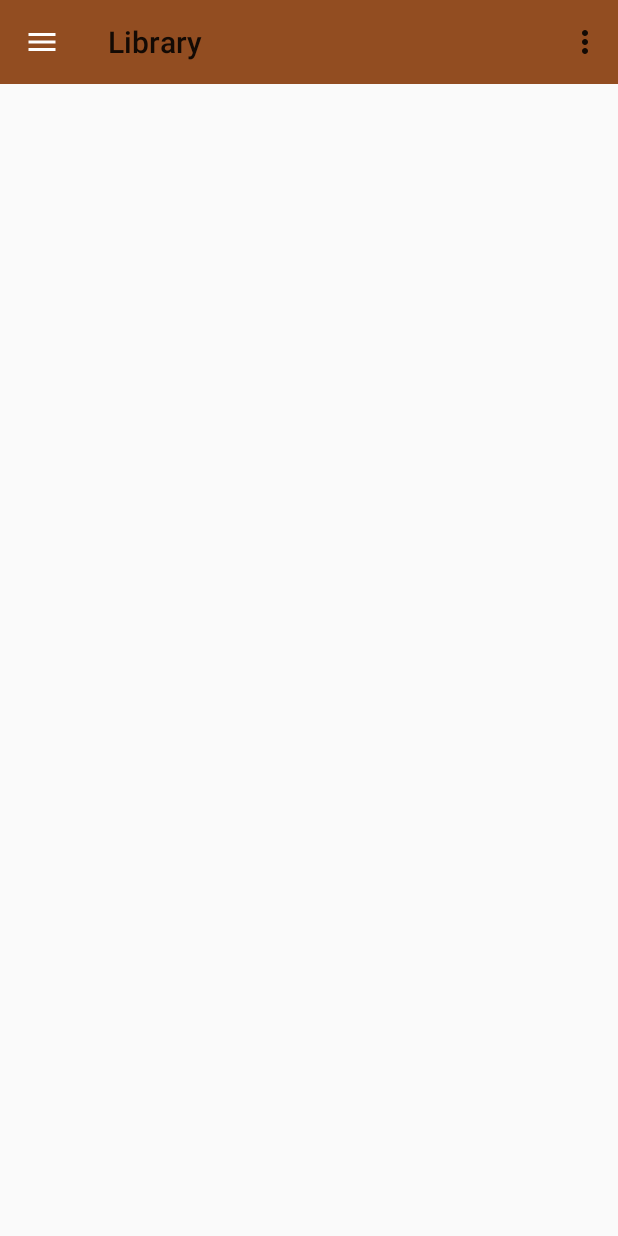
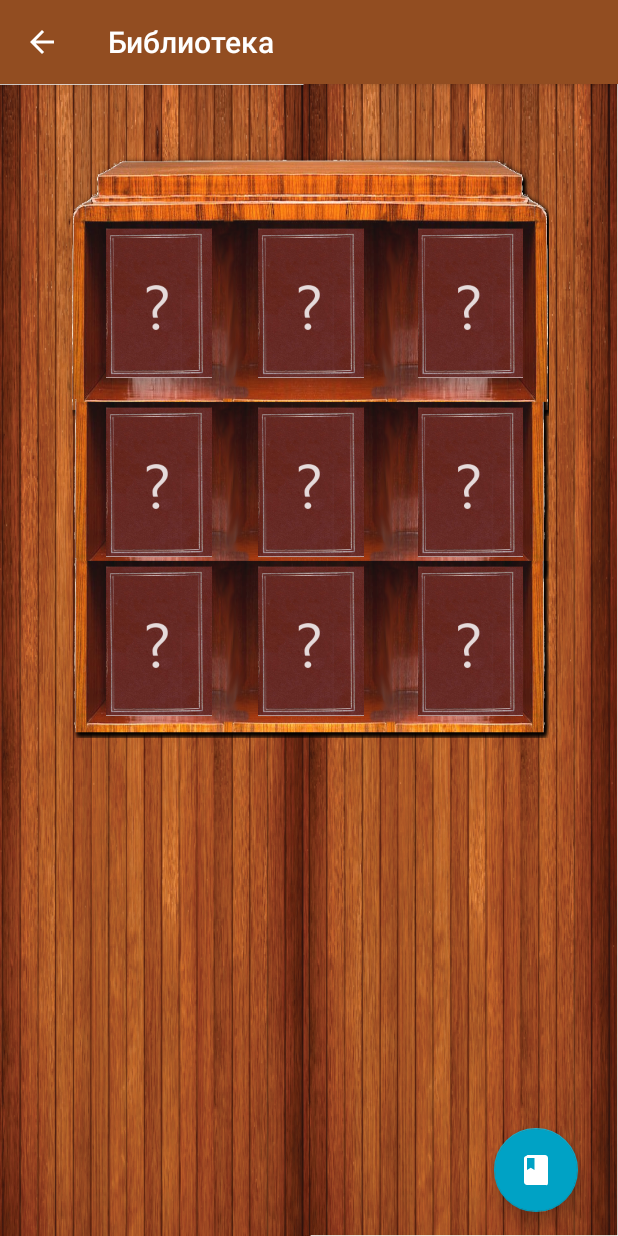
Before and after one commit to lyubolp/Booky, an Android app: the screen it shows after launch (MainActivity before the commit, LibraryActivity after it), in the side drawer, after a tap on "Библиотека", on a phone screen of 412 x 824 dp. Run offline under Robolectric (Android 15) with nearby library versions, the phone set to English and light mode, and no system bars.

Commit message:
Added library activity

```diff
--- a/app/build.gradle
+++ b/app/build.gradle
@@ -27,4 +27,5 @@ dependencies {
     androidTestImplementation 'com.android.support.test:runner:1.0.1'
     androidTestImplementation 'com.android.support.test.espresso:espresso-core:3.0.1'
     implementation 'com.android.support:cardview-v7:27.1.0'
+    implementation 'com.android.support:gridlayout-v7:27.1.0'
 }
--- /dev/null
+++ b/app/src/main/java/com/projectlibrary/library/LibraryActivity.java
@@ -0,0 +1,34 @@
+package com.projectlibrary.library;
+
+import android.graphics.drawable.Drawable;
+import android.support.v7.app.AppCompatActivity;
+import android.os.Bundle;
+import android.view.View;
+import android.widget.ImageView;
+
+import java.io.InputStream;
+import java.net.URL;
+
+public class LibraryActivity extends AppCompatActivity {
+
+    //Function that loads an image based on a URL (may be usefull in the future)
+    public static Drawable LoadImageFromWebOperations(String url) {
+        try {
+            InputStream is = (InputStream) new URL(url).getContent();
+            Drawable d = Drawable.createFromStream(is, "src name");
+            return d;
+        } catch (Exception e) {
+            return null;
+        }
+    }
+
+    @Override
+    protected void onCreate(Bundle savedInstanceState) {
+        super.onCreate(savedInstanceState);
+        setContentView(R.layout.activity_library);
+    }
+
+    //Events for images clicked
+
+
+}
--- a/app/src/main/java/com/projectlibrary/library/MainActivity.java
+++ b/app/src/main/java/com/projectlibrary/library/MainActivity.java
@@ -1,5 +1,6 @@
 package com.projectlibrary.library;
 
+import android.content.Intent;
 import android.os.Bundle;
 import android.support.design.widget.FloatingActionButton;
 import android.support.design.widget.NavigationView;
@@ -9,9 +10,12 @@ import android.support.v4.widget.DrawerLayout;
 import android.support.v7.app.ActionBar;
 import android.support.v7.app.AppCompatActivity;
 import android.support.v7.widget.Toolbar;
+import android.util.Log;
 import android.view.View;
 import android.view.Menu;
 import android.view.MenuItem;
+
+import java.io.Console;
 
 public class MainActivity extends AppCompatActivity {
 
@@ -22,17 +26,6 @@ public class MainActivity extends AppCompatActivity {
         super.onCreate(savedInstanceState);
         setContentView(R.layout.activity_main);
 
-       /* FloatingActionButton fab = (FloatingActionButton) findViewById(R.id.fab);
-        fab.setOnClickListener(new View.OnClickListener() {
-            @Override
-            public void onClick(View view) {
-                Snackbar.make(view, "Replace with your own action", Snackbar.LENGTH_LONG)
-                        .setAction("Action", null).show();
-            }
-        });
-        mDrawerLayout = findViewById(R.id.slide_menu); //This line breaks the app. No idea why
-
-        mDrawerLayout.inflateHeaderView(5);*/
 
         Toolbar toolbar = findViewById(R.id.toolbar);
         setSupportActionBar(toolbar);
@@ -44,6 +37,7 @@ public class MainActivity extends AppCompatActivity {
         mDrawerLayout = findViewById(R.id.drawer_layout);
 
         NavigationView navigationView = findViewById(R.id.nav_view);
+        //This whole snippet of code handles the slide menu click event
         navigationView.setNavigationItemSelectedListener(
                 new NavigationView.OnNavigationItemSelectedListener() {
                     @Override
@@ -52,6 +46,30 @@ public class MainActivity extends AppCompatActivity {
                         menuItem.setChecked(true);
                         // close drawer when item is tapped
                         mDrawerLayout.closeDrawers();
+
+                        //menuItem is the menu item that is selected
+                        /*TODO - there is probably a better way to get the text that was clicked
+                          but for now, menuItem.toString() works
+                        */
+
+                        switch (menuItem.toString())
+                        {
+                            case "Библиотека":
+                                /*new View.OnClickListener() {
+                                    public void onClick(View v) {
+                                        Log.d("TEST", "1");
+
+                                    }
+                                };*/
+                                //startActivity(new Intent(MainActivity.this, library.class));
+                                Intent intent = new Intent(MainActivity.this, LibraryActivity.class);
+
+                                startActivity(intent);
+
+                                //case R.string.library; //TODO - When I try to access the string in values/string.xml, it shows them as integer... so yeah...
+                                break;
+                        }
+                        Log.d("TEST",menuItem.toString());
 
                         // Add code here to update the UI based on the item selected
                         // For example, swap UI fragments here
@@ -104,6 +122,8 @@ public class MainActivity extends AppCompatActivity {
         if (id == R.id.action_settings) {
             return true;
         }
+
+
         switch (item.getItemId()) {
             case android.R.id.home:
                 mDrawerLayout.openDrawer(GravityCompat.START);
--- /dev/null
+++ b/app/src/main/res/drawable/iconbutton.xml
@@ -0,0 +1,12 @@
+<?xml version="1.0" encoding="utf-8"?>
+    <vector xmlns:android="http://schemas.android.com/apk/res/android"
+        xmlns:aapt="http://schemas.android.com/aapt"
+        android:width="24dp"
+        android:height="24dp"
+        android:viewportHeight="24"
+        android:viewportWidth="24">
+    <path
+        android:pathData="M18 2H6c 1.1 0-2 0.9-2 2v16c0 1.1 0.9 2 2 2h12c1.1 0 2 0.9 2-2V4c0-1.1-0.9-2-2-2zM6 4h5v8l-2.5-1.5L6 12V4z"
+        android:fillColor="#ffffff"
+        />
+</vector>
--- /dev/null
+++ b/app/src/main/res/layout/activity_library.xml
@@ -0,0 +1,176 @@
+<?xml version="1.0" encoding="utf-8"?>
+<android.support.constraint.ConstraintLayout xmlns:android="http://schemas.android.com/apk/res/android"
+    xmlns:app="http://schemas.android.com/apk/res-auto"
+    xmlns:tools="http://schemas.android.com/tools"
+    android:layout_width="match_parent"
+    android:layout_height="match_parent"
+    tools:context=".LibraryActivity"
+    android:background="@drawable/background">
+
+    <android.support.constraint.ConstraintLayout
+        android:id="@+id/content_frame"
+        android:layout_width="match_parent"
+        android:layout_height="match_parent"
+        android:layout_marginTop="8dp"
+        app:layout_constraintTop_toTopOf="parent"
+        app:layout_constraintLeft_toLeftOf="parent"
+        tools:layout_editor_absoluteX="0dp">
+
+       <!-- <ImageView
+            android:id="@+id/shelf"
+            android:layout_width="wrap_content"
+            android:layout_height="wrap_content"
+
+            android:layout_marginEnd="8dp"
+            android:layout_marginTop="8dp"
+            app:layout_constraintEnd_toEndOf="parent"
+            app:layout_constraintStart_toStartOf="parent"
+            app:layout_constraintTop_toTopOf="parent"
+            app:srcCompat="@drawable/book_shelf" /> -->
+        <!-- books -->
+
+        <android.support.design.widget.FloatingActionButton
+            android:id="@+id/fab"
+            android:layout_width="wrap_content"
+            android:layout_height="wrap_content"
+            android:layout_marginBottom="16dp"
+            android:layout_marginEnd="8dp"
+            android:layout_marginStart="8dp"
+            app:backgroundTint="#00a2c5"
+            app:layout_constraintBottom_toBottomOf="parent"
+            app:layout_constraintEnd_toEndOf="parent"
+            app:layout_constraintHorizontal_bias="0.945"
+            app:layout_constraintStart_toStartOf="parent"
+            app:srcCompat="@drawable/iconbutton" />
+
+
+        <LinearLayout
+            android:layout_width="318dp"
+            android:layout_height="175dp"
+            android:layout_marginBottom="8dp"
+            android:layout_marginEnd="8dp"
+            android:layout_marginStart="8dp"
+            android:layout_marginTop="8dp"
+            android:background="@drawable/single_shelf"
+            app:layout_constraintBottom_toBottomOf="parent"
+            app:layout_constraintEnd_toEndOf="parent"
+            app:layout_constraintHorizontal_bias="0.51"
+            app:layout_constraintStart_toStartOf="parent"
+            app:layout_constraintTop_toTopOf="parent"
+            app:layout_constraintVertical_bias="0.053">
+
+            <ImageView
+                android:id="@+id/book1"
+                android:layout_width="match_parent"
+                android:layout_height="100dp"
+                android:layout_weight="0.8"
+                android:layout_marginTop="50dp"
+                android:layout_marginLeft="10dp"
+                app:srcCompat="@drawable/placeholder_book" />
+
+            <ImageView
+                android:id="@+id/book2"
+                android:layout_width="match_parent"
+                android:layout_height="100dp"
+                android:layout_weight="0.8"
+                android:layout_marginTop="50dp"
+                android:layout_marginLeft="0dp"
+                app:srcCompat="@drawable/placeholder_book" />
+
+            <ImageView
+                android:id="@+id/book3"
+                android:layout_width="match_parent"
+                android:layout_height="100dp"
+                android:layout_weight="0.8"
+                android:layout_marginTop="50dp"
+
+                app:srcCompat="@drawable/placeholder_book" />
+        </LinearLayout>
+        <LinearLayout
+            android:layout_width="318dp"
+            android:layout_height="120dp"
+            android:layout_marginBottom="8dp"
+            android:layout_marginEnd="8dp"
+            android:layout_marginStart="8dp"
+            android:layout_marginTop="178dp"
+            android:background="@drawable/single_shelf_main"
+            app:layout_constraintBottom_toBottomOf="parent"
+            app:layout_constraintEnd_toEndOf="parent"
+            app:layout_constraintHorizontal_bias="0.51"
+            app:layout_constraintStart_toStartOf="parent"
+            app:layout_constraintTop_toTopOf="parent"
+            app:layout_constraintVertical_bias="0.053">
+
+            <ImageView
+                android:id="@+id/book4"
+                android:layout_width="match_parent"
+                android:layout_height="100dp"
+                android:layout_weight="0.8"
+                android:layout_marginTop="5dp"
+                android:layout_marginLeft="10dp"
+                app:srcCompat="@drawable/placeholder_book" />
+
+            <ImageView
+                android:id="@+id/book5"
+                android:layout_width="match_parent"
+                android:layout_height="100dp"
+                android:layout_weight="0.8"
+                android:layout_marginTop="5dp"
+                android:layout_marginLeft="0dp"
+                app:srcCompat="@drawable/placeholder_book" />
+
+            <ImageView
+                android:id="@+id/book6"
+                android:layout_width="match_parent"
+                android:layout_height="100dp"
+                android:layout_weight="0.8"
+                android:layout_marginTop="5dp"
+
+                app:srcCompat="@drawable/placeholder_book" />
+        </LinearLayout>
+        <LinearLayout
+            android:layout_width="318dp"
+            android:layout_height="120dp"
+            android:layout_marginBottom="8dp"
+            android:layout_marginEnd="8dp"
+            android:layout_marginStart="8dp"
+            android:layout_marginTop="290dp"
+            android:background="@drawable/single_shelf_main"
+            app:layout_constraintBottom_toBottomOf="parent"
+            app:layout_constraintEnd_toEndOf="parent"
+            app:layout_constraintHorizontal_bias="0.51"
+            app:layout_constraintStart_toStartOf="parent"
+            app:layout_constraintTop_toTopOf="parent"
+            app:layout_constraintVertical_bias="0.053">
+
+            <ImageView
+                android:id="@+id/book7"
+                android:layout_width="match_parent"
+                android:layout_height="100dp"
+                android:layout_weight="0.8"
+                android:layout_marginTop="5dp"
+                android:layout_marginLeft="10dp"
+                app:srcCompat="@drawable/placeholder_book" />
+
+            <ImageView
+                android:id="@+id/book8"
+                android:layout_width="match_parent"
+                android:layout_height="100dp"
+                android:layout_weight="0.8"
+                android:layout_marginTop="5dp"
+                android:layout_marginLeft="0dp"
+                app:srcCompat="@drawable/placeholder_book" />
+
+            <ImageView
+                android:id="@+id/book9"
+                android:layout_width="match_parent"
+                android:layout_height="100dp"
+                android:layout_weight="0.8"
+                android:layout_marginTop="5dp"
+
+                app:srcCompat="@drawable/placeholder_book" />
+        </LinearLayout>
+    </android.support.constraint.ConstraintLayout>
+
+
+</android.support.constraint.ConstraintLayout>
--- a/app/src/main/res/layout/activity_main.xml
+++ b/app/src/main/res/layout/activity_main.xml
@@ -4,61 +4,11 @@
     xmlns:tools="http://schemas.android.com/tools"
     android:layout_width="match_parent"
     android:layout_height="match_parent"
-    tools:context=".MainActivity">
+    tools:context=".MainActivity"
+    android:background="@drawable/background">
 
 
-    <!--<FrameLayout
-        android:layout_width="match_parent"
-        android:layout_height="match_parent">
 
-        <android.support.design.widget.FloatingActionButton
-            android:id="@+id/fab"
-            android:layout_width="54dp"
-            android:layout_height="58dp"
-            android:layout_gravity="bottom|end"
-            android:layout_margin="@dimen/fab_margin"
-            app:backgroundTint="#00a2c5"
-            app:srcCompat="@drawable/iconbutton" />
-
-        <View
-            android:id="@+id/view"
-            android:layout_width="match_parent"
-            android:layout_height="49dp"
-            android:background="@color/colorPrimary"
-            tools:layout_editor_absoluteX=  "25dp"
-            tools:layout_editor_absoluteY="0dp" />
-
-        <ImageView
-            android:id="@+id/imageView"
-            android:layout_width="wrap_content"
-            android:layout_height="wrap_content"
-            app:layout_anchor="@+id/imageView"
-            app:layout_anchorGravity="bottom|center"
-            app:srcCompat="@drawable/menuicon" />
-
-        <TextView
-            android:id="@+id/textView"
-            android:layout_width="73dp"
-            android:layout_height="28dp"
-            android:layout_marginBottom="8dp"
-            android:text="@string/main"
-            android:textAlignment="center"
-            android:textColor="@color/cardview_light_background"
-            android:textSize="18sp"
-            app:layout_constraintBottom_toBottomOf="parent"
-            tools:layout_editor_absoluteX="50dp"
-            android:layout_marginLeft="45dp"
-            android:layout_marginTop="10dp"
-            />
-        <android.support.design.widget.NavigationView
-            android:id="@+id/slide_menu"
-            android:layout_width="wrap_content"
-            android:layout_height="match_parent"
-            android:layout_gravity="start"
-            android:fitsSystemWindows="true"
-            app:menu="@menu/side_menu"/>
-
-    </FrameLayout>-->
     <android.support.v4.widget.DrawerLayout xmlns:android="http://schemas.android.com/apk/res/android"
         xmlns:app="http://schemas.android.com/apk/res-auto"
         android:id="@+id/drawer_layout"
@@ -77,6 +27,17 @@
             android:layout_height="?attr/actionBarSize"
             android:background="?attr/colorPrimary"
             android:theme="@style/ThemeOverlay.AppCompat.ActionBar" />
+            <android.support.design.widget.FloatingActionButton
+                android:id="@+id/fab"
+                android:layout_width="54dp"
+                android:layout_height="58dp"
+                android:layout_gravity="bottom|end"
+                android:layout_margin="@dimen/fab_margin"
+                app:backgroundTint="#00a2c5"
+                app:srcCompat="@drawable/iconbutton" />
+
+
+
         </FrameLayout>
 
         <!-- Container for contents of drawer - use NavigationView to make configuration easier -->
--- a/app/src/main/res/layout/content_main.xml
+++ b/app/src/main/res/layout/content_main.xml
@@ -8,13 +8,5 @@
     tools:context=".MainActivity"
     tools:showIn="@layout/activity_main">
 
-    <TextView
-        android:layout_width="wrap_content"
-        android:layout_height="wrap_content"
-        android:text="Hello World!"
-        app:layout_constraintBottom_toBottomOf="parent"
-        app:layout_constraintLeft_toLeftOf="parent"
-        app:layout_constraintRight_toRightOf="parent"
-        app:layout_constraintTop_toTopOf="parent" />
 
 </android.support.constraint.ConstraintLayout>
--- a/app/src/main/res/values/strings.xml
+++ b/app/src/main/res/values/strings.xml
@@ -1,5 +1,5 @@
 <resources>
-    <string name="app_name">Library</string>
+    <string name="app_name">Booky</string>
     <string name="action_settings">Settings</string>
     <string name="main">Начало</string>
     <string name="profile">Профил</string>
--- a/app/src/main/res/values/styles.xml
+++ b/app/src/main/res/values/styles.xml
@@ -13,8 +13,16 @@
         <item name="windowNoTitle">true</item>
     </style>
 
-    <style name="AppTheme.AppBarOverlay" parent="ThemeOverlay.AppCompat.Dark.ActionBar" />
+    <style name="AppTheme.AppBarOverlay" parent="ThemeOverlay.AppCompat.Dark.ActionBar">
+        <item name="colorPrimary">@color/colorPrimary</item>
+        <item name="colorPrimaryDark">@color/colorPrimaryDark</item>
+        <item name="colorAccent">@color/colorAccent</item>
+    </style>
 
-    <style name="AppTheme.PopupOverlay" parent="ThemeOverlay.AppCompat.Light" />
+    <style name="AppTheme.PopupOverlay" parent="ThemeOverlay.AppCompat.Light">
+        <item name="colorPrimary">@color/colorPrimary</item>
+        <item name="colorPrimaryDark">@color/colorPrimaryDark</item>
+        <item name="colorAccent">@color/colorAccent</item>
+    </style>
 
 </resources>
```
Also changed, not shown: app/src/main/AndroidManifest.xml (+6 -2 lines), app/src/main/res/drawable/background.png (added), app/src/main/res/drawable/book_shelf.png (added), app/src/main/res/drawable/placeholder_book.png (added), app/src/main/res/drawable/single_shelf.png (added), app/src/main/res/drawable/single_shelf_main.png (added), 2 other files.
